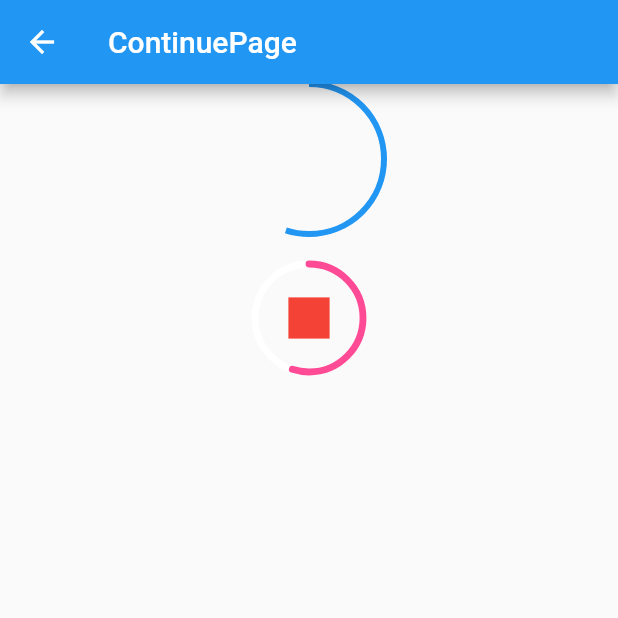
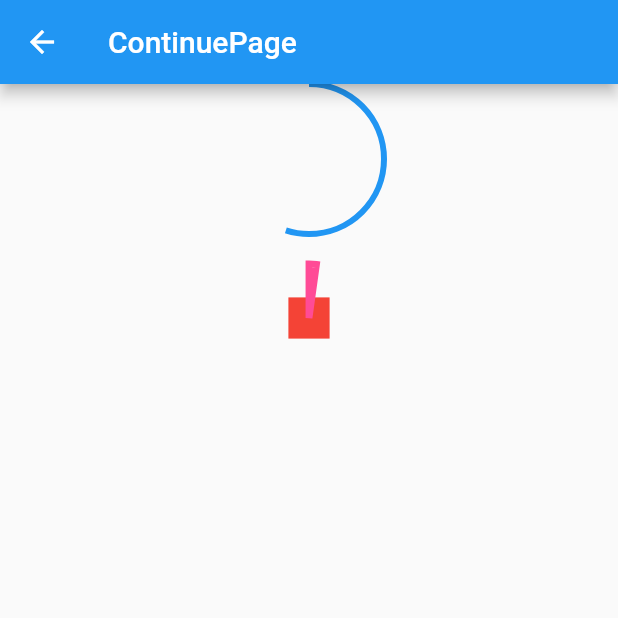
Before and after one commit to jasoncfpl/flutter_test_demo, a Flutter app: the screen it shows after launch, after a tap on "ContinuePage", on a phone screen of 412 x 824 dp, the top half of it. Run offline on Flutter 3.47's test engine with Material 2 defaults, Android fonts, the phone set to English and light mode, and no system bars; our stand-ins replace flutter_screenutil.

Commit message:
modify continue button ui

```diff
--- a/lib/animation_widget/continue_button.dart
+++ b/lib/animation_widget/continue_button.dart
@@ -21,7 +21,7 @@ class ContinueButton extends StatefulWidget {
 class ContinueButtonState extends State<ContinueButton> {
 
   //倒计时时长
-  final int duration = 2000;
+  final int duration = 50000;
   ///声明变量
   Timer? _timer;
   //计时器
@@ -154,18 +154,18 @@ class ContinueButtonPainter extends CustomPainter {
   @override
   void paint(Canvas canvas, Size size) {
     Rect rect = Offset.zero & size;
-    painter.color = Colors.white;
+
+    painter.color = Colors.transparent;
     canvas.drawOval(rect, painter);
 
     painter.color = const Color(0xFFFF4B96);
     double progress = currentTime / maxTime;
-    canvas.drawArc(rect, -math.pi / 2, progress * 2 * math.pi, false, painter);
+    canvas.drawArc(rect, -math.pi / 2, progress * 2 * math.pi, true, painter);
   }
 
   @override
   bool shouldRepaint(covariant CustomPainter oldDelegate) {
-    ContinueButtonPainter oldPainter =
-        oldDelegate as ContinueButtonPainter;
+    ContinueButtonPainter oldPainter = oldDelegate as ContinueButtonPainter;
     return maxTime != oldDelegate.maxTime ||
         currentTime != oldPainter.currentTime;
   }
--- a/lib/page/test_loop_page.dart
+++ b/lib/page/test_loop_page.dart
@@ -64,6 +64,8 @@ class FutureLoopTestPageState extends State<FutureLoopTestPage> {
                 children: [
                   ///圆形进度
                   CircularProgressIndicator(
+                    backgroundColor: Colors.red,
+                    color: Colors.white,
                     ///当前指示的进度 0.0 -1.0
                     value: curentTimer / 5000,
                   ),
```
Also changed, not shown: lib/page/test_gradient_circlular_progress_route.dart (+5 -2 lines).
